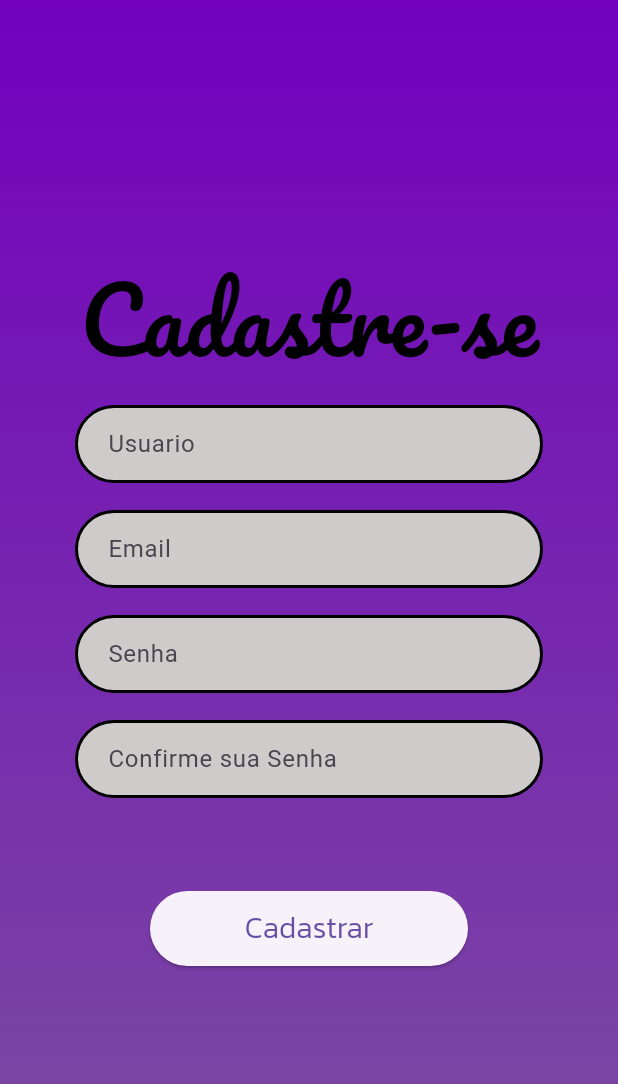
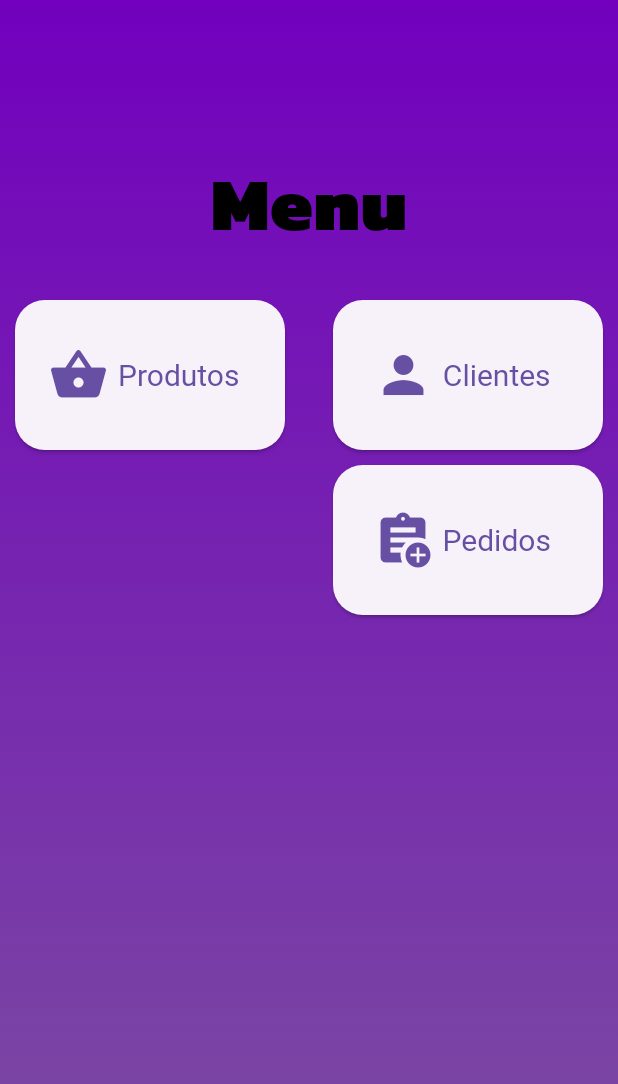
Before and after one commit to Lkonkon/Flutter, a Flutter app: the screen it shows after launch, on a phone screen of 412 x 824 dp. Shown: the top 1084 px of the screen. Run offline on Flutter 3.47's test engine with Material 3 defaults, Android fonts, the phone set to English and light mode, and no system bars.

Commit message:
Finalizado tela de login e de cadastro de usuário

```diff
--- /dev/null
+++ b/lib/Menu2.dart
@@ -0,0 +1,97 @@
+import 'package:flutter/material.dart';
+import 'package:flutter/widgets.dart';
+import 'package:teste/_comum/minhas_cores.dart';
+
+class Menu2 extends StatefulWidget {
+  @override
+  _Menu2 createState() => _Menu2();
+}
+
+class _Menu2 extends State<Menu2> {
+  @override
+  Widget build(BuildContext context) {
+    return Scaffold(
+      resizeToAvoidBottomInset: false,
+      backgroundColor: Color.fromARGB(255, 134, 40, 221),
+      body: Stack(children: [
+        Container(
+          decoration: const BoxDecoration(
+            gradient: LinearGradient(
+              begin: Alignment.topCenter,
+              end: Alignment.bottomCenter,
+              colors: [
+                MinhasCores.roxoTopoGradiante,
+                MinhasCores.roxoBaixoGradiante,
+              ],
+            ),
+          ),
+        ),
+        Container(
+          alignment: Alignment.topCenter,
+          margin: EdgeInsets.symmetric(horizontal: 80, vertical: 100),
+          child: const Text(
+            "Menu",
+            style: TextStyle(
+                fontFamily: 'Kanit', fontSize: 50, color: Colors.black),
+          ),
+        ),
+        Container(
+          padding: EdgeInsets.symmetric(horizontal: 10, vertical: 200),
+          child: SizedBox(
+              height: 100,
+              width: 180,
+              child: ElevatedButton.icon(
+                style: ButtonStyle(
+                    iconSize: MaterialStatePropertyAll(40),
+                    textStyle:
+                        MaterialStateProperty.all(TextStyle(fontSize: 20)),
+                    shape: MaterialStateProperty.all<RoundedRectangleBorder>(
+                        RoundedRectangleBorder(
+                            borderRadius: BorderRadius.circular(20)))),
+                onPressed: () {},
+                icon: const Icon(Icons.shopping_basket_rounded),
+                label: Text("Produtos"),
+              )),
+        ),
+        Positioned(
+          top: 200,
+          right: 10,
+          child: SizedBox(
+              height: 100,
+              width: 180,
+              child: ElevatedButton.icon(
+                style: ButtonStyle(
+                    iconSize: MaterialStatePropertyAll(40),
+                    textStyle:
+                        MaterialStateProperty.all(TextStyle(fontSize: 20)),
+                    shape: MaterialStateProperty.all<RoundedRectangleBorder>(
+                        RoundedRectangleBorder(
+                            borderRadius: BorderRadius.circular(20)))),
+                onPressed: () {},
+                icon: const Icon(Icons.person),
+                label: Text("Clientes"),
+              )),
+        ),
+        Positioned(
+          top: 310,
+          right: 10,
+          child: SizedBox(
+              height: 100,
+              width: 180,
+              child: ElevatedButton.icon(
+                style: ButtonStyle(
+                    iconSize: MaterialStatePropertyAll(40),
+                    textStyle:
+                        MaterialStateProperty.all(TextStyle(fontSize: 20)),
+                    shape: MaterialStateProperty.all<RoundedRectangleBorder>(
+                        RoundedRectangleBorder(
+                            borderRadius: BorderRadius.circular(20)))),
+                onPressed: () {},
+                icon: const Icon(Icons.assignment_add),
+                label: Text("Pedidos"),
+              )),
+        ),
+      ]),
+    );
+  }
+}
--- a/lib/TelaLogin.dart
+++ b/lib/TelaLogin.dart
@@ -1,8 +1,7 @@
 import 'package:flutter/material.dart';
+import 'package:teste/Menu.dart';
 import 'package:teste/Notificacao.dart';
 import 'package:teste/_comum/minhas_cores.dart';
-import 'package:teste/cadastroUsuario.dart';
-
 
 class TelaLogin extends StatefulWidget {
   @override
@@ -143,6 +142,7 @@ class _TelaLogin extends State<TelaLogin> {
     if (_controllerEmail.text.isNotEmpty || _controllerSenha.text.isNotEmpty){
       final notificacao = _notificacao.showCustomSnackbar('Login realizado com sucesso!', Color.fromARGB(255, 32, 133, 28), Color.fromARGB(255, 0, 0, 0));
       ScaffoldMessenger.of(context).showSnackBar(notificacao);
+      Navigator.push(context, MaterialPageRoute(builder: (context) => Menu()));
       return;
     }
 }
--- a/lib/cadastroUsuario.dart
+++ b/lib/cadastroUsuario.dart
@@ -192,6 +192,7 @@ class _cadastroUsuario extends State<cadastroUsuario > {
     if (_controllerUsuario.text.isNotEmpty && _controllerEmail.text.isNotEmpty && _controllerSenha1.text == _controllerSenha2.text){
       final notificacao = _notificacao.showCustomSnackbar('Cadastro realizado com sucesso', Color.fromARGB(255, 32, 133, 28), Color.fromARGB(255, 0, 0, 0));
       ScaffoldMessenger.of(context).showSnackBar(notificacao);
+      Navigator.push(context, MaterialPageRoute(builder: (context) => TelaLogin()));
       return;
     }
 }
--- a/lib/main.dart
+++ b/lib/main.dart
@@ -1,11 +1,10 @@
 import 'package:flutter/material.dart';
-import 'package:teste/cadastroUsuario.dart';
-import 'package:teste/TelaLogin.dart';
+import 'package:teste/Menu2.dart';
 
 
 void main(){
   runApp(
-    MaterialApp(home: cadastroUsuario(),
+    MaterialApp(home: Menu2(),
     debugShowCheckedModeBanner: false,
     )
 
--- a/pubspec.yaml
+++ b/pubspec.yaml
@@ -30,6 +30,7 @@ environment:
 dependencies:
   flutter:
     sdk: flutter
+  objectbox: ^2.5.1
 
 
   # The following adds the Cupertino Icons font to your application.
@@ -80,7 +81,7 @@ flutter:
         - asset: assets/fonts/Pacifico-Regular.ttf
     - family: Kanit
       fonts:
-        - asset: assets/fonts/Kanit-Light.ttf
+        - asset: assets/fonts/Kanit-Black.ttf
        # - asset: assets/fonts/Pacifico-Regular.ttf
   #       - asset: fonts/Schyler-Italic.ttf
   #         style: italic
```
Also changed, not shown: pubspec.lock.
